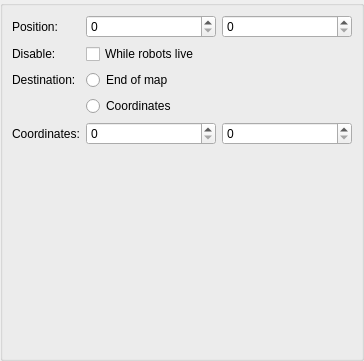
This is objecteditwidget.ui in maxlor/PetsciiRobotsMapEditor as Qt 5 draws it before an edit. The edited form follows.
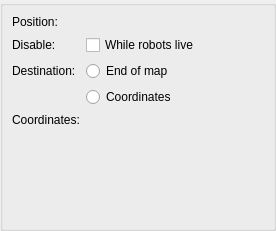
This is the edited form. The open tabs and pages were chosen to show the change. Custom widgets are drawn as their Qt base class.

Commit message:
allow setting coordinates with a map click
- Add new widget CoordinateWidget, with contains two spin boxes for the
  X and Y coordinate, and a tool button to request a map click.

- replace the individial coordinate spin boxes in ObjectEditWidget with
  instances of CoordinateWidget.

What changed in the file:
```diff
--- a/objecteditwidget.ui
+++ b/objecteditwidget.ui
@@ -6,8 +6,8 @@
    <rect>
     <x>0</x>
     <y>0</y>
-    <width>364</width>
-    <height>361</height>
+    <width>276</width>
+    <height>231</height>
    </rect>
   </property>
   <layout class="QVBoxLayout" name="verticalLayout">
@@ -611,24 +611,6 @@
          </property>
         </widget>
        </item>
-       <item row="0" column="1">
-        <layout class="QHBoxLayout" name="horizontalLayout_12" stretch="0,0">
-         <item>
-          <widget class="QSpinBox" name="editTransporterX">
-           <property name="maximum">
-            <number>127</number>
-           </property>
-          </widget>
-         </item>
-         <item>
-          <widget class="QSpinBox" name="editTransporterY">
-           <property name="maximum">
-            <number>63</number>
-           </property>
-          </widget>
-         </item>
-        </layout>
-       </item>
        <item row="1" column="0">
         <widget class="QLabel" name="labelTransporterMode">
          <property name="text">
@@ -671,23 +653,11 @@
          </property>
         </widget>
        </item>
+       <item row="0" column="1">
+        <widget class="CoordinateWidget" name="coordinatesTransporter" native="true"/>
+       </item>
        <item row="4" column="1">
-        <layout class="QHBoxLayout" name="horizontalLayout_13" stretch="0,0">
-         <item>
-          <widget class="QSpinBox" name="editTransporterDestX">
-           <property name="maximum">
-            <number>127</number>
-           </property>
-          </widget>
-         </item>
-         <item>
-          <widget class="QSpinBox" name="editTransporterDestY">
-           <property name="maximum">
-            <number>63</number>
-           </property>
-          </widget>
-         </item>
-        </layout>
+        <widget class="CoordinateWidget" name="coordinatesTransporterDest" native="true"/>
        </item>
       </layout>
      </widget>
@@ -695,6 +665,14 @@
    </item>
   </layout>
  </widget>
+ <customwidgets>
+  <customwidget>
+   <class>CoordinateWidget</class>
+   <extends>QWidget</extends>
+   <header>coordinatewidget.h</header>
+   <container>1</container>
+  </customwidget>
+ </customwidgets>
  <resources/>
  <connections/>
 </ui>
```
Left out of the diff: 276 changed lines with no effect on the pictures. The commit also changes 10 other files.
